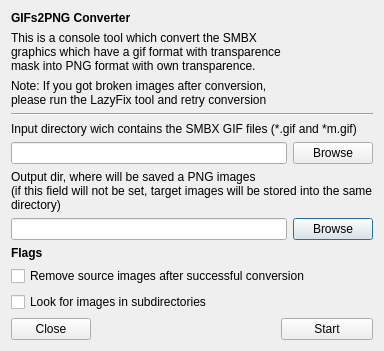
Above: Editor/external_tools/gifs2png_gui.ui from WohlSoft/Moondust-Project before the change. Below: the same form after it.
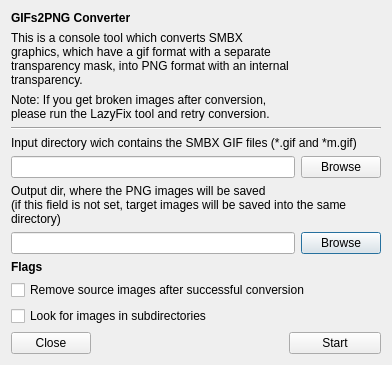
That is the form after the change. Icons and pictures are not drawn.

Commit message:
Spell Check & Proofreading
I need to commit each file separately right now, because I am making these edits from the GitHub.com website, sorry if I spam commits.

```diff
--- a/Editor/external_tools/gifs2png_gui.ui
+++ b/Editor/external_tools/gifs2png_gui.ui
@@ -50,7 +50,7 @@
    <item row="1" column="0" colspan="3">
     <widget class="QLabel" name="label_3">
      <property name="text">
-      <string comment="About GIFs2PNG tool">This is a console tool which convert the SMBX graphics which have a gif format with transparence mask into PNG format with own transparence.</string>
+      <string comment="About GIFs2PNG tool">This is a console tool which converts SMBX graphics, which have a gif format with a separate transparency mask, into PNG format with an internal transparency.</string>
      </property>
      <property name="alignment">
       <set>Qt::AlignLeading|Qt::AlignLeft|Qt::AlignTop</set>
@@ -77,8 +77,8 @@
    <item row="6" column="0" colspan="5">
     <widget class="QLabel" name="label_5">
      <property name="text">
-      <string>Output dir, where will be saved a PNG images
-(if this field will not be set, target images will be stored into the same directory)</string>
+      <string>Output dir, where the PNG images will be saved
+(if this field is not set, target images will be saved into the same directory)</string>
      </property>
      <property name="alignment">
       <set>Qt::AlignBottom|Qt::AlignLeading|Qt::AlignLeft</set>
@@ -149,7 +149,7 @@
    <item row="2" column="0" colspan="3">
     <widget class="QLabel" name="label_7">
      <property name="text">
-      <string>Note: If you got broken images after conversion, please run the LazyFix tool and retry conversion</string>
+      <string>Note: If you get broken images after conversion, please run the LazyFix tool and retry conversion.</string>
      </property>
      <property name="alignment">
       <set>Qt::AlignLeading|Qt::AlignLeft|Qt::AlignTop</set>
```
Left out of the diff: 2 changed lines with no effect on the pictures.
